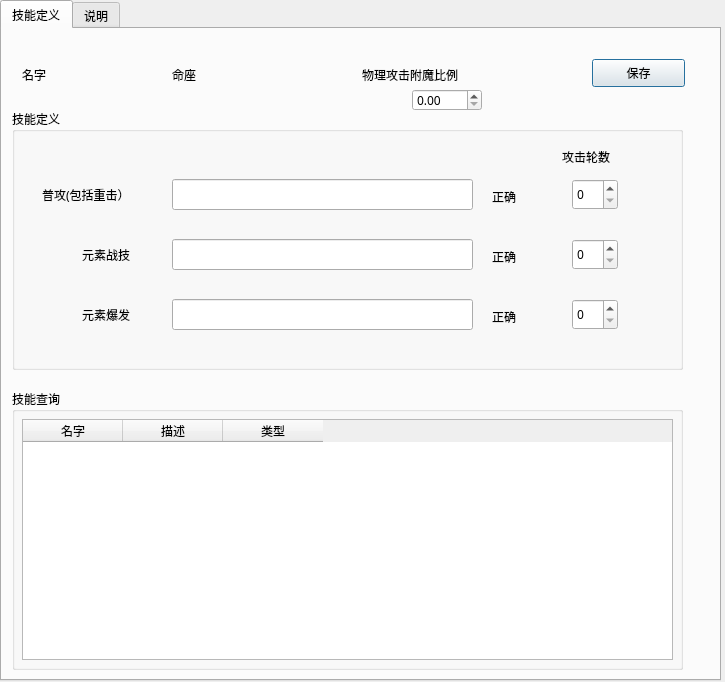
Above: data/change_action.ui from gaofrank1986/gmi15 before the change. Below: the same form after it.
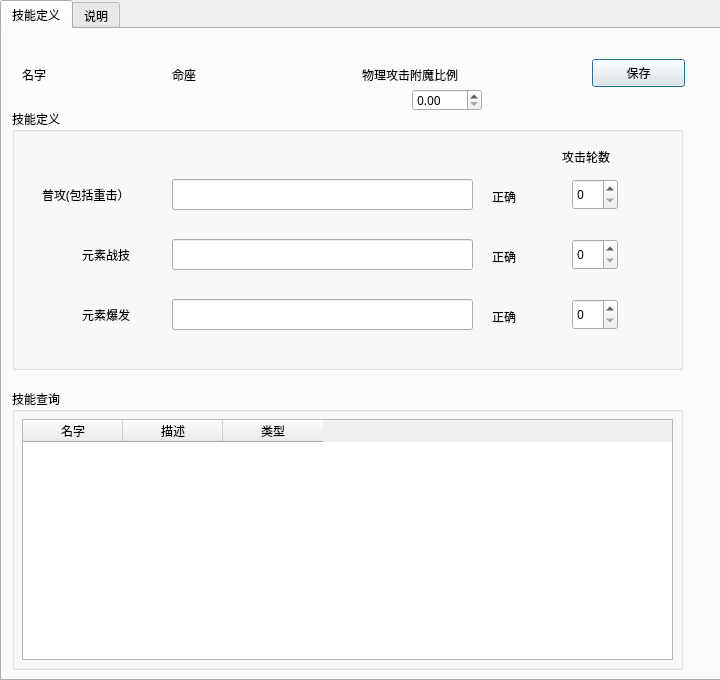
That is the form after the change.

Patch:
```diff
--- a/data/change_action.ui
+++ b/data/change_action.ui
@@ -6,10 +6,22 @@
    <rect>
     <x>0</x>
     <y>0</y>
-    <width>725</width>
-    <height>682</height>
+    <width>720</width>
+    <height>680</height>
    </rect>
   </property>
+  <property name="minimumSize">
+   <size>
+    <width>720</width>
+    <height>680</height>
+   </size>
+  </property>
+  <property name="maximumSize">
+   <size>
+    <width>720</width>
+    <height>680</height>
+   </size>
+  </property>
   <property name="font">
    <font>
     <family>汉仪文黑-85W</family>
```
